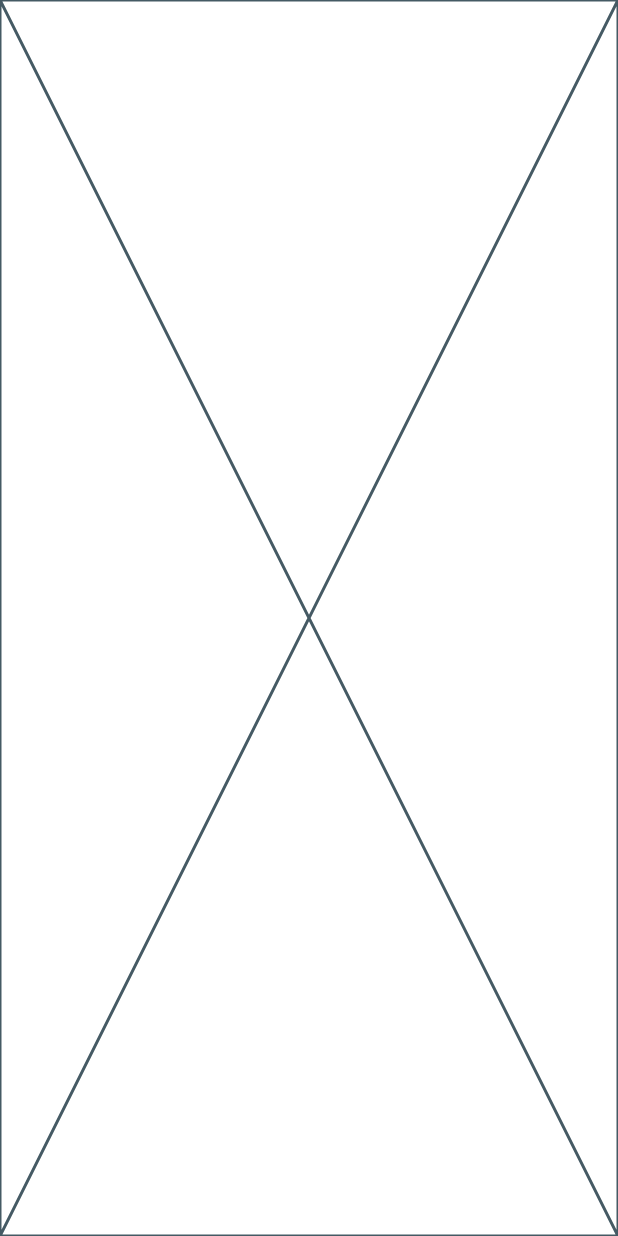
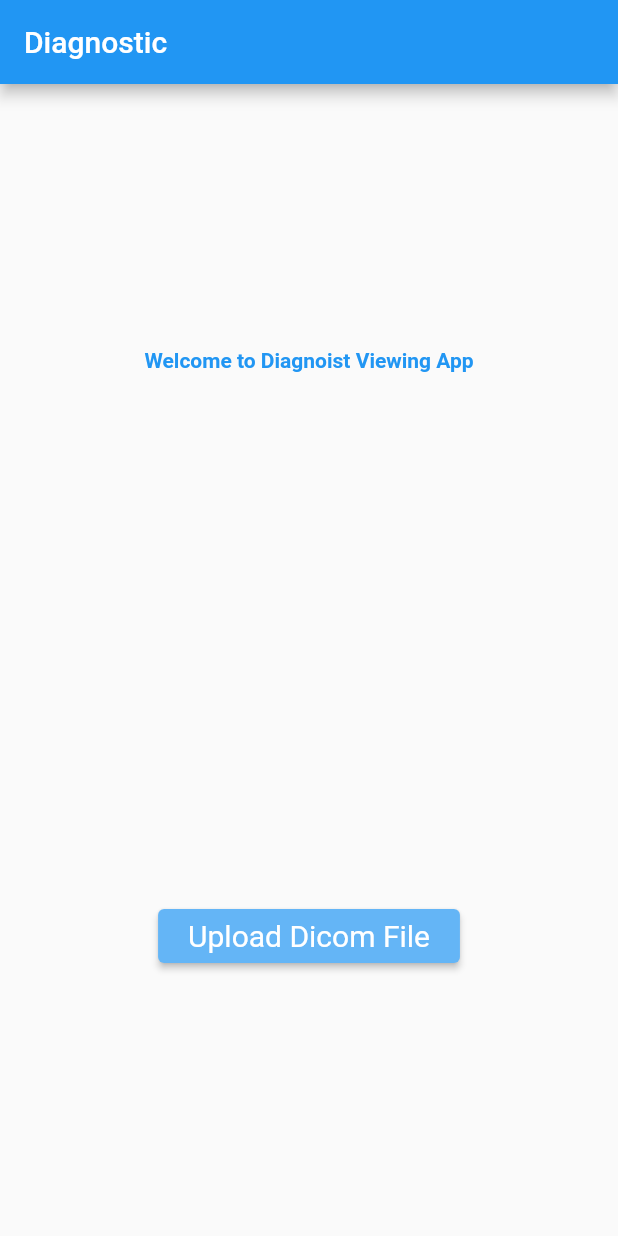
Before and after one commit to taltrums/diagnostics, a Flutter app: the screen it shows after launch, on a phone screen of 412 x 824 dp. Run offline on Flutter 3.47's test engine with Material 2 defaults, Android fonts, the phone set to English and light mode, and no system bars; our stand-ins replace file_picker.

Commit message:
add dicomviewerpage

```diff
--- a/lib/main.dart
+++ b/lib/main.dart
@@ -1,3 +1,4 @@
+import 'package:diagnostic/pages/dicomviewerpage.dart';
 import 'package:flutter/material.dart';
 
 void main() {
@@ -19,6 +20,6 @@ class MyApp extends StatelessWidget {
             ),
           ),
         ),
-        home: const Placeholder());
+        home: const DicomViewer());
   }
 }
--- /dev/null
+++ b/lib/pages/dicomviewerpage.dart
@@ -0,0 +1,75 @@
+import 'package:flutter/material.dart';
+import 'package:flutter/services.dart';
+import 'package:file_picker/file_picker.dart';
+
+class DicomViewer extends StatefulWidget {
+  const DicomViewer({super.key});
+
+  @override
+  State<DicomViewer> createState() => _DicomViewerState();
+}
+
+class _DicomViewerState extends State<DicomViewer> {
+  static const dicomFileChannel = MethodChannel("channelDicomFile");
+  late var _imageBytes = Uint8List(0);
+  late String _paitentName = "";
+  bool _isImageProcessed = false;
+
+  @override
+  Widget build(BuildContext context) {
+    return Scaffold(
+      appBar: AppBar(
+        title: const Text("Diagnostic"),
+      ),
+      body: Center(
+        child: Column(
+          mainAxisAlignment: MainAxisAlignment.spaceEvenly,
+          crossAxisAlignment: CrossAxisAlignment.center,
+          children: <Widget>[
+            const Text("Welcome to Diagnoist Viewing App",
+                style:
+                    TextStyle(color: Colors.blue, fontWeight: FontWeight.bold)),
+            Visibility(
+              visible: _isImageProcessed,
+              child: Column(
+                children: [
+                  ListTile(
+                    leading: const Icon(Icons.person),
+                    contentPadding: EdgeInsets.fromLTRB(50, 0, 0, 0),
+                    title: Text("Name: " + _paitentName),
+                  ),
+                  Container(
+                    transformAlignment: Alignment.center,
+                    child: Padding(
+                        padding: const EdgeInsets.fromLTRB(20, 20, 20, 20),
+                        child: Image.memory(_imageBytes)),
+                  ),
+                ],
+              ),
+            ),
+            ElevatedButton(
+                style: ElevatedButton.styleFrom(
+                  primary: Colors.blue[300],
+                  padding: EdgeInsets.fromLTRB(20, 0, 20, 0),
+                  textStyle: const TextStyle(fontSize: 20),
+                ),
+                onPressed: () async {
+                  FilePickerResult? result = await FilePicker.platform
+                      .pickFiles(
+                          withData: true,
+                          type: FileType.custom,
+                          allowedExtensions: ['dcm'],
+                          allowMultiple: true);
+                  if (result != null) {
+                    // implement code to process the file
+                  } else {
+                    const Text("Some Error Occured, Please try again!");
+                  }
+                },
+                child: const Text("Upload Dicom File")),
+          ],
+        ),
+      ),
+    );
+  }
+}
```
